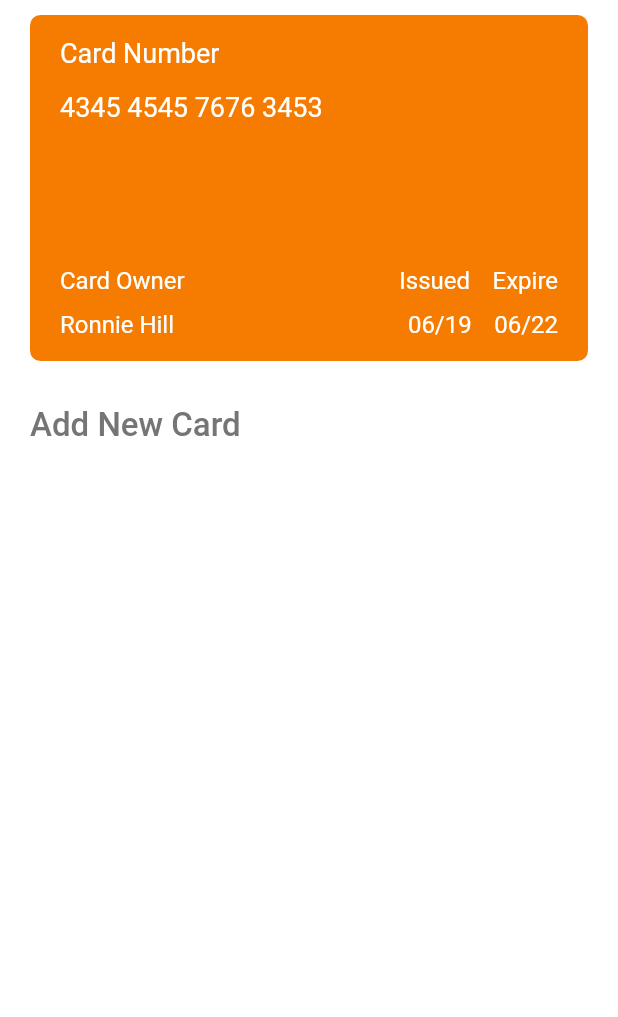
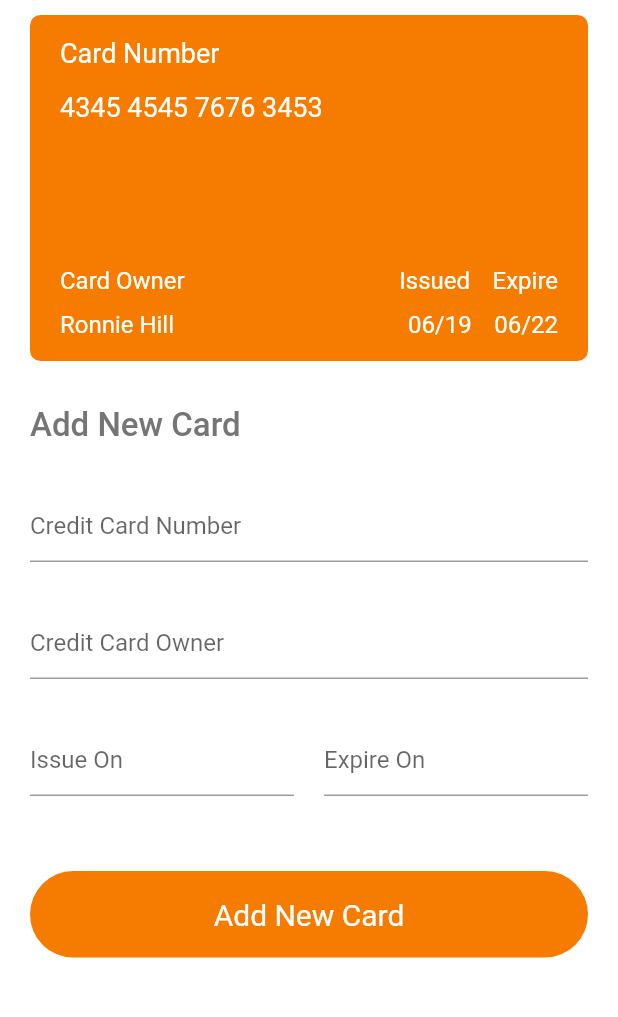
Before and after one commit to Mo0Khaled/Book-my-trip-flutter, a Flutter app: the MakePaymentScreen screen opened by its route, on a phone screen of 412 x 824 dp, the part 84-1101 px from its top. Run offline on Flutter 3.47's test engine with Material 2 defaults, Android fonts, the light colour scheme and no system bars; network calls fail.

Commit message:
make payment screen finish

```diff
--- a/lib/screens/make_payment_screen.dart
+++ b/lib/screens/make_payment_screen.dart
@@ -94,7 +94,53 @@ class MakePaymentScreen extends StatelessWidget {
               SizedBox(height: 30,),
               Form(
                 child: Column(
+                  children: [
+                    TextFormField(
+                      decoration: InputDecoration(hintText: "Credit Card Number"),
+                      keyboardType: TextInputType.number,
+                    ),
+                    SizedBox(height: 30,),
+                    TextFormField(
+                      decoration: InputDecoration(hintText: "Credit Card Owner"),
+                      keyboardType: TextInputType.name,
+                    ),
+                    SizedBox(height: 30,),
+                    Row(
+                      mainAxisAlignment: MainAxisAlignment.spaceBetween,
+                      children: [
+                        Expanded(
+                          child: TextFormField(
+                            decoration: InputDecoration(hintText: "Issue On"),
 
+                          ),
+                        ),
+                        SizedBox(width: 20,),
+                        Expanded(
+                          child: TextFormField(
+                            decoration: InputDecoration(hintText: "Expire On"),
+
+                          ),
+                        ),
+                      ],
+                    ),
+                    SizedBox(height: 50,),
+                    GestureDetector(
+                      onTap: () {},
+                      child: Container(
+                        alignment: Alignment.center,
+                        width: MediaQuery.of(context).size.width* 1 - 20,
+                        height:MediaQuery.of(context).size.height * 0.07,
+                        decoration: BoxDecoration(
+                            color: Color(0xFFF57C00),
+                            borderRadius: BorderRadius.circular(35)),
+                        child: Text(
+                          "Add New Card",
+                          textAlign: TextAlign.center,
+                          style: TextStyle(color: Colors.white, fontSize: 20),
+                        ),
+                      ),
+                    ),
+                  ],
                 ),
               ),
             ],
```
